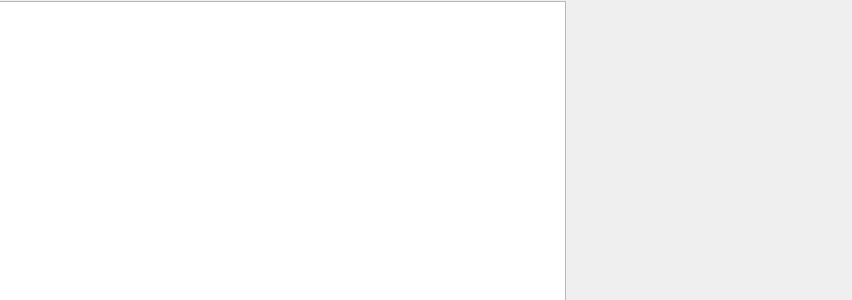
Before: the Qt Designer form SpineToAttachUI/dialogtable2.ui in ysw502320030/ui_demo, drawn with Qt 5.
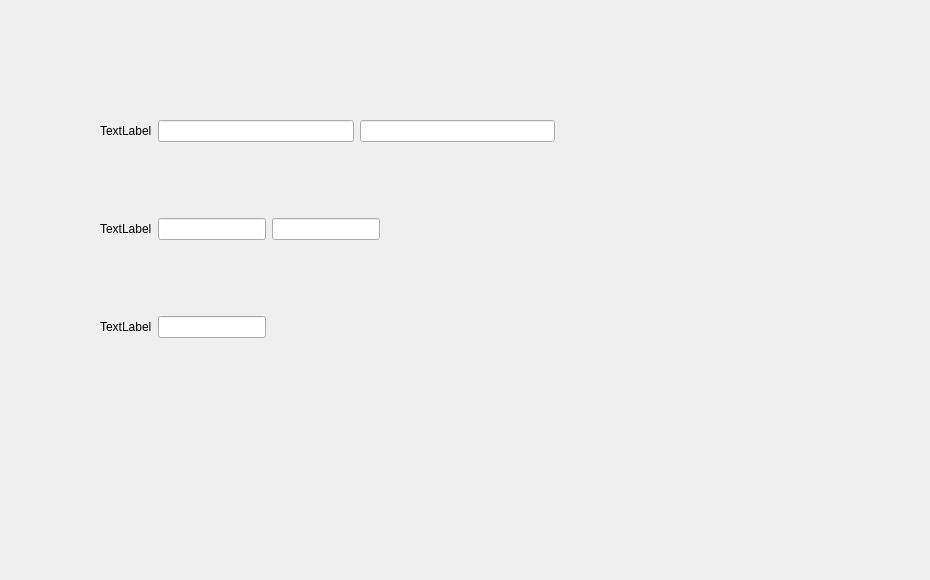
After: the same form once the commit is applied.

What changed in the file:
```diff
--- a/SpineToAttachUI/dialogtable2.ui
+++ b/SpineToAttachUI/dialogtable2.ui
@@ -6,22 +6,150 @@
    <rect>
     <x>0</x>
     <y>0</y>
-    <width>852</width>
-    <height>300</height>
+    <width>930</width>
+    <height>580</height>
    </rect>
   </property>
   <property name="windowTitle">
    <string>Dialog</string>
   </property>
-  <widget class="QTableWidget" name="qTableWidget2">
+  <widget class="QWidget" name="verticalWidget" native="true">
    <property name="geometry">
     <rect>
-     <x>-5</x>
-     <y>1</y>
-     <width>571</width>
-     <height>301</height>
+     <x>100</x>
+     <y>50</y>
+     <width>651</width>
+     <height>361</height>
     </rect>
    </property>
+   <layout class="QVBoxLayout" name="verticalLayout">
+    <item>
+     <layout class="QVBoxLayout" name="verticalLayout_5">
+      <item>
+       <layout class="QHBoxLayout" name="horizontalLayout">
+        <item>
+         <widget class="QLabel" name="label_3">
+          <property name="text">
+           <string>TextLabel</string>
+          </property>
+         </widget>
+        </item>
+        <item>
+         <widget class="QLineEdit" name="lineEdit_4"/>
+        </item>
+        <item>
+         <widget class="QLineEdit" name="lineEdit_5"/>
+        </item>
+        <item>
+         <spacer name="horizontalSpacer_3">
+          <property name="orientation">
+           <enum>Qt::Horizontal</enum>
+          </property>
+          <property name="sizeHint" stdset="0">
+           <size>
+            <width>40</width>
+            <height>20</height>
+           </size>
+          </property>
+         </spacer>
+        </item>
+       </layout>
+      </item>
+     </layout>
+    </item>
+    <item>
+     <layout class="QVBoxLayout" name="verticalLayout_2">
+      <item>
+       <layout class="QHBoxLayout" name="horizontalLayout_3">
+        <item>
+         <widget class="QLabel" name="label">
+          <property name="sizePolicy">
+           <sizepolicy hsizetype="Fixed" vsizetype="Preferred">
+            <horstretch>0</horstretch>
+            <verstretch>0</verstretch>
+           </sizepolicy>
+          </property>
+          <property name="text">
+           <string>TextLabel</string>
+          </property>
+         </widget>
+        </item>
+        <item>
+         <widget class="QLineEdit" name="lineEdit_2">
+          <property name="sizePolicy">
+           <sizepolicy hsizetype="Fixed" vsizetype="Fixed">
+            <horstretch>0</horstretch>
+            <verstretch>0</verstretch>
+           </sizepolicy>
+          </property>
+         </widget>
+        </item>
+        <item>
+         <widget class="QLineEdit" name="lineEdit">
+          <property name="sizePolicy">
+           <sizepolicy hsizetype="Fixed" vsizetype="Fixed">
+            <horstretch>0</horstretch>
+            <verstretch>0</verstretch>
+           </sizepolicy>
+          </property>
+         </widget>
+        </item>
+        <item>
+         <spacer name="horizontalSpacer_2">
+          <property name="orientation">
+           <enum>Qt::Horizontal</enum>
+          </property>
+          <property name="sizeHint" stdset="0">
+           <size>
+            <width>40</width>
+            <height>20</height>
+           </size>
+          </property>
+         </spacer>
+        </item>
+       </layout>
+      </item>
+     </layout>
+    </item>
+    <item>
+     <layout class="QVBoxLayout" name="verticalLayout_4">
+      <item>
+       <layout class="QHBoxLayout" name="horizontalLayout_2">
+        <item>
+         <widget class="QLabel" name="label_2">
+          <property name="text">
+           <string>TextLabel</string>
+          </property>
+         </widget>
+        </item>
+        <item>
+         <widget class="QLineEdit" name="lineEdit_3">
+          <property name="sizePolicy">
+           <sizepolicy hsizetype="Fixed" vsizetype="Fixed">
+            <horstretch>0</horstretch>
+            <verstretch>0</verstretch>
+           </sizepolicy>
+          </property>
+         </widget>
+        </item>
+        <item>
+         <spacer name="horizontalSpacer">
+          <property name="orientation">
+           <enum>Qt::Horizontal</enum>
+          </property>
+          <property name="sizeHint" stdset="0">
+           <size>
+            <width>40</width>
+            <height>20</height>
+           </size>
+          </property>
+         </spacer>
+        </item>
+       </layout>
+      </item>
+     </layout>
+    </item>
+   </layout>
   </widget>
  </widget>
  <resources/>
```
